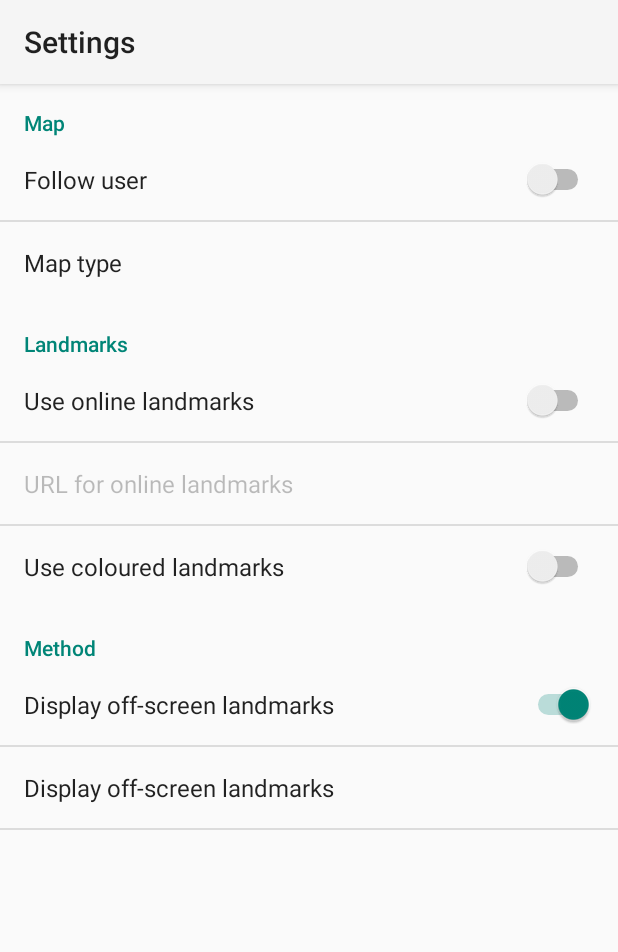
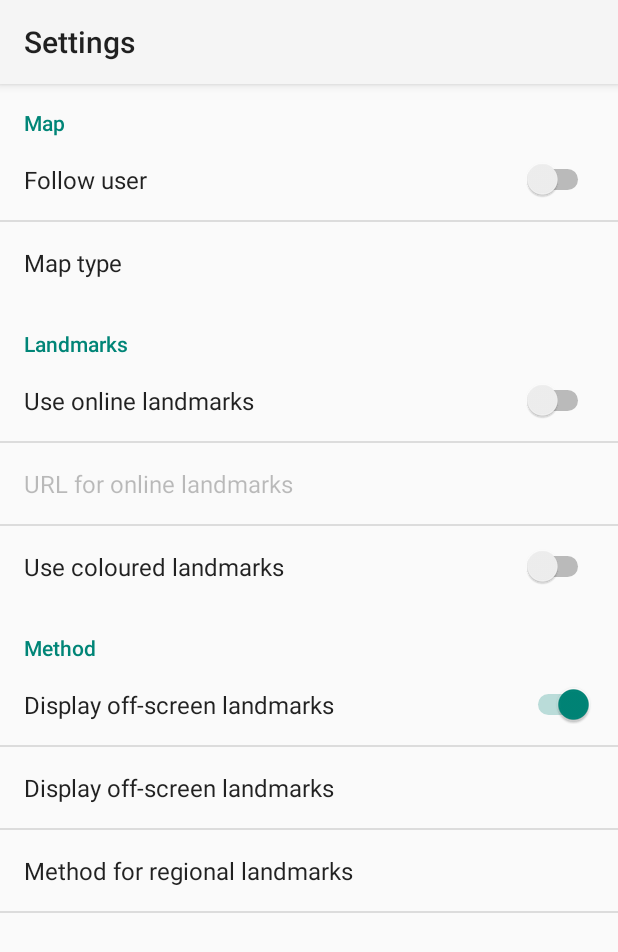
Before and after one commit to ifgi-sil/WayTO-App, an Android app: the screen it shows after launch (SettingsActivity), in the options menu, after a tap on "Settings", on a phone screen of 412 x 824 dp. Shown: the top 952 px of the screen. Run offline under Robolectric (Android 15) with nearby library versions, the phone set to English and light mode, and no system bars; libraries missing offline, so code that uses them is left out: com.google.maps.android; pictures from the network do not load; 3 statements that could not run were skipped.

Commit message:
Display regional landmarks in different methods

```diff
--- a/app/src/main/java/de/ifgi/wayto_prototype/activities/MainActivity.java
+++ b/app/src/main/java/de/ifgi/wayto_prototype/activities/MainActivity.java
@@ -1,6 +1,5 @@
 package de.ifgi.wayto_prototype.activities;
 
-import android.app.AlertDialog;
 import android.app.ProgressDialog;
 import android.content.DialogInterface;
 import android.content.Intent;
@@ -120,6 +119,7 @@ public class MainActivity extends FragmentActivity implements GoogleMap.OnCamera
 
     // --- Method variables ---
 
+    // --- Off-screen landmarks ---
     /**
      * ID for the "normal arrow" method (inside, towards map center)
      */
@@ -144,6 +144,16 @@ public class MainActivity extends FragmentActivity implements GoogleMap.OnCamera
      * ID for the "wedge" method
      */
     private final int METHOD_WEDGE = 5;
+
+    // --- Regional landmarks ---
+    /**
+     * ID for the "bounding box" method
+     */
+    private final int METHOD_BBOX = 0;
+    /**
+     * ID for the "polygon" method
+     */
+    private final int METHOD_POLYGON = 1;
 
     // --- End of method variables ---
 
@@ -185,6 +195,10 @@ public class MainActivity extends FragmentActivity implements GoogleMap.OnCamera
      * Preference value for the method for displaying off-screen landmarks (e.g. wedge)
      */
     private int prefMethodType;
+    /**
+     * Preference value for the method for displaying regional landmarks
+     */
+    private int prefMethodRegional;
 
     // --- End of preferences variables ---
 
@@ -339,6 +353,8 @@ public class MainActivity extends FragmentActivity implements GoogleMap.OnCamera
         prefMethod = preferences.getBoolean(SettingsActivity.PREF_KEY_METHOD, true);
         prefMethodType = Integer.valueOf(
                 preferences.getString(SettingsActivity.PREF_KEY_METHOD_TYPE, "2"));
+        prefMethodRegional = Integer.valueOf(
+                preferences.getString(SettingsActivity.PREF_KEY_METHOD_REGIONAL, "1"));
     }
 
     /**
@@ -385,6 +401,12 @@ public class MainActivity extends FragmentActivity implements GoogleMap.OnCamera
                 preferences.getString(SettingsActivity.PREF_KEY_METHOD_TYPE, "2"));
         if (prefMethodType != methodType) {
             prefMethodType = methodType;
+            updateMap();
+        }
+        int methodRegional = Integer.valueOf(
+                preferences.getString(SettingsActivity.PREF_KEY_METHOD_REGIONAL, "1"));
+        if (prefMethodRegional != methodRegional) {
+            prefMethodRegional = methodRegional;
             updateMap();
         }
     }
@@ -804,6 +826,22 @@ public class MainActivity extends FragmentActivity implements GoogleMap.OnCamera
         } else {
             // --- Add RegionalLandmark ---
 
+            // Use preference method for regional landmarks
+            switch (prefMethodRegional) {
+                case METHOD_BBOX:
+                    LatLngBounds bounds = ((RegionalLandmark) landmark).getBounds();
+                    map.addPolygon(new PolygonOptions()
+                                    .add(bounds.southwest)
+                                    .add(new LatLng(bounds.southwest.latitude,
+                                            bounds.northeast.longitude))
+                                    .add(bounds.northeast)
+                                    .add(new LatLng(bounds.northeast.latitude,
+                                            bounds.southwest.longitude))
+                                    .visible(true)
+                    );
+                    Log.d(TAG, getString(R.string.log_map_bbox_added) + landmark.getPosition());
+                    break;
+                case METHOD_POLYGON:
                     ArrayList<LatLng> shapePoints = new ArrayList<>();
                     Collections.addAll(shapePoints, ((RegionalLandmark) landmark).getShapePoints());
                     map.addPolygon(new PolygonOptions()
@@ -812,6 +850,8 @@ public class MainActivity extends FragmentActivity implements GoogleMap.OnCamera
                     );
                     Log.d(TAG, getString(R.string.log_map_regional_landmark_added) +
                             shapePoints.toString());
+                    break;
+            }
         }
     }
 
--- a/app/src/main/java/de/ifgi/wayto_prototype/activities/SettingsActivity.java
+++ b/app/src/main/java/de/ifgi/wayto_prototype/activities/SettingsActivity.java
@@ -19,6 +19,7 @@ public class SettingsActivity extends Activity {
     public static final String PREF_KEY_COLOURED = "pref_key_coloured";
     public static final String PREF_KEY_METHOD = "pref_key_method";
     public static final String PREF_KEY_METHOD_TYPE = "pref_key_method_type";
+    public static final String PREF_KEY_METHOD_REGIONAL = "pref_key_method_regional";
 
     @Override
     protected void onCreate(Bundle savedInstanceState) {
--- a/app/src/main/res/values/strings.xml
+++ b/app/src/main/res/values/strings.xml
@@ -17,6 +17,7 @@
     <string name="log_url_missing_error">Please enter a URL where the landmarks can be downloaded from</string>
     <string name="log_landmark_download_error">Landmarks could not be downloaded</string>
     <string name="log_map_point_landmark_added" translatable="false">Landmark added as marker to the map at this position: </string>
+    <string name="log_map_bbox_added" translatable="false">Landmark added as bounding box to the map at this position: </string>
     <string name="log_map_regional_landmark_added" translatable="false">Landmark added as polygon to the map at this position: </string>
     <string name="log_map_wedge_added" translatable="false">Wedge added to the map at this position: </string>
     <string name="log_landmark_shifted_location" translatable="false">: Location shifted to </string>
--- a/app/src/main/res/values/strings_activity_settings.xml
+++ b/app/src/main/res/values/strings_activity_settings.xml
@@ -52,4 +52,14 @@
         <item>5</item>
     </string-array>
 
+    <string name="pref_title_method_regional">Method for regional landmarks</string>
+    <string-array name="pref_items_method_regional">
+        <item>Bounding Box</item>
+        <item>Polygon</item>
+    </string-array>
+    <string-array name="pref_values_method_regional">
+        <item>0</item>
+        <item>1</item>
+    </string-array>
+
 </resources>
--- a/app/src/main/res/xml/preferences.xml
+++ b/app/src/main/res/xml/preferences.xml
@@ -62,6 +62,15 @@
             android:negativeButtonText="@null"
             android:positiveButtonText="@null" />
 
+        <ListPreference
+            android:key="pref_key_method_regional"
+            android:title="@string/pref_title_method_regional"
+            android:defaultValue="1"
+            android:entries="@array/pref_items_method_regional"
+            android:entryValues="@array/pref_values_method_regional"
+            android:negativeButtonText="@null"
+            android:positiveButtonText="@null" />
+
     </PreferenceCategory>
 
 </PreferenceScreen>
```
Also changed, not shown: app/src/main/java/de/ifgi/wayto_prototype/landmarks/RegionalLandmark.java (+14 -0 lines), 1 other file. Lines whose indentation alone changed are shown as unchanged.
